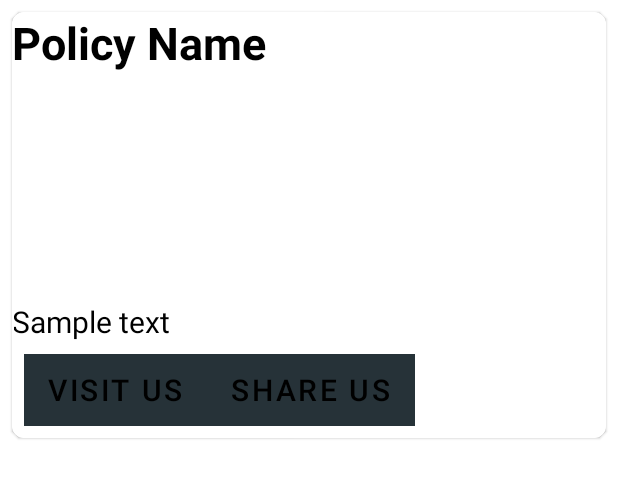
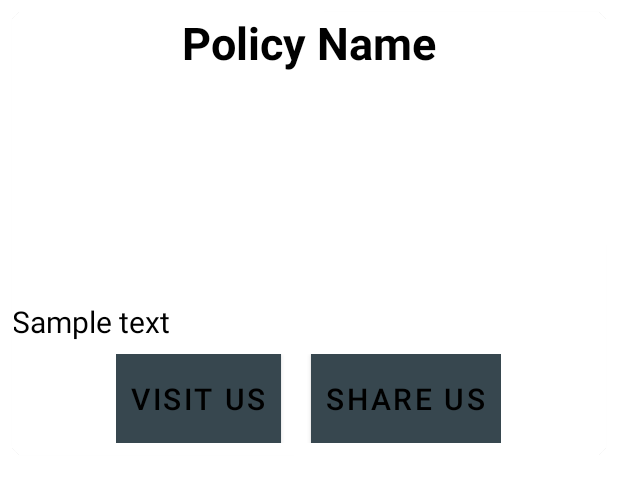
Before and after one commit to Priyanka-Sachan/Infinity, an Android app: the layout card_policies.xml on its own in the app's theme, with its tools: preview values and no code run, on a phone screen of 412 x 824 dp. Shown: the top 482 px of the screen. Run offline under Robolectric (Android 15) with nearby library versions, the light colour scheme and no system bars.

Commit message:
fix:Basic changes.

```diff
--- a/app/src/main/java/com/example/kamps/MainActivity.java
+++ b/app/src/main/java/com/example/kamps/MainActivity.java
@@ -46,7 +46,7 @@ public class MainActivity extends AppCompatActivity {
         mAppBarConfiguration = new AppBarConfiguration.Builder(
 
                 R.id.nav_home, R.id.nav_gallery, R.id.nav_camp,
-                R.id.nav_policies, R.id.nav_share, R.id.nav_send,R.id.nav_login)
+                R.id.nav_policies, R.id.nav_posts, R.id.nav_send,R.id.nav_login)
 
                 .setDrawerLayout(drawer)
                 .build();
--- a/app/src/main/res/layout/card_policies.xml
+++ b/app/src/main/res/layout/card_policies.xml
@@ -26,7 +26,8 @@
             android:textColor="#000000"
             android:textSize="30dp"
             android:textStyle="bold"
-            tools:text="Policy Name" />
+            tools:text="Policy Name"
+            android:layout_gravity="center"/>
 
         <View
             android:layout_width="match_parent"
@@ -55,6 +56,7 @@
             android:layout_width="wrap_content"
             android:layout_height="match_parent"
             android:orientation="horizontal"
+            android:layout_gravity="center"
             android:padding="8dp">
 
             <Button
@@ -66,7 +68,11 @@
                 android:text="VISIT US"
                 android:textColor="#000000"
                 android:textSize="20sp"
-                android:layout_weight="1"/>
+                android:layout_weight="1"
+                android:padding="10dp"
+                android:paddingLeft="20dp"
+                android:paddingRight="20dp"
+                android:layout_marginRight="10dp"/>
 
             <Button
                 android:id="@+id/share_us_button"
@@ -77,7 +83,12 @@
                 android:gravity="center_vertical"
                 android:textColor="#000000"
                 android:textSize="20sp"
-                android:layout_weight="1"/>
+                android:layout_weight="1"
+                android:padding="10dp"
+                android:paddingRight="20dp"
+                android:paddingLeft="20dp"
+
+                android:layout_marginLeft="10dp"/>
 
 
         </LinearLayout>
--- a/app/src/main/res/menu/activity_main_drawer.xml
+++ b/app/src/main/res/menu/activity_main_drawer.xml
@@ -33,9 +33,9 @@
     <item android:title="Communicate">
         <menu>
             <item
-                android:id="@+id/nav_share"
+                android:id="@+id/nav_posts"
                 android:icon="@drawable/ic_menu_share"
-                android:title="@string/menu_share" />
+                android:title="Posts" />
             <item
                 android:id="@+id/nav_send"
                 android:icon="@drawable/ic_menu_send"
--- a/app/src/main/res/values/colors.xml
+++ b/app/src/main/res/values/colors.xml
@@ -1,7 +1,7 @@
 <?xml version="1.0" encoding="utf-8"?>
 <resources>
-    <color name="colorPrimary">#263238</color>
-    <color name="colorPrimaryDark">#263238</color>
-    <color name="colorAccent">#33b5e5</color>
-    <color name="sky_blue">#33b5e5</color>
+    <color name="colorPrimary">#37474F</color>
+    <color name="colorPrimaryDark">#37474F</color>
+    <color name="colorAccent">#00E5FF</color>
+    <color name="sky_blue">#00E5FF</color>
 </resources>
```
Also changed, not shown: app/src/main/java/com/example/kamps/ui/posts/PostsFragment.java (renamed from app/src/main/java/com/example/kamps/ui/policies/PoliciesFragment.java, +16 -14 lines), app/src/main/java/com/example/kamps/ui/share/ShareFragment.java (deleted, +0 -35 lines), app/src/main/java/com/example/kamps/ui/share/ShareViewModel.java (deleted, +0 -19 lines), app/src/main/res/layout/fragment_posts.xml (added, +17 -0 lines), app/src/main/res/layout/fragment_share.xml (deleted, +0 -19 lines), app/src/main/res/layout/fragment_sign_in.xml (+80 -8 lines), app/src/main/res/navigation/mobile_navigation.xml (+4 -4 lines), app/src/main/res/values/strings.xml (+8 -0 lines).
